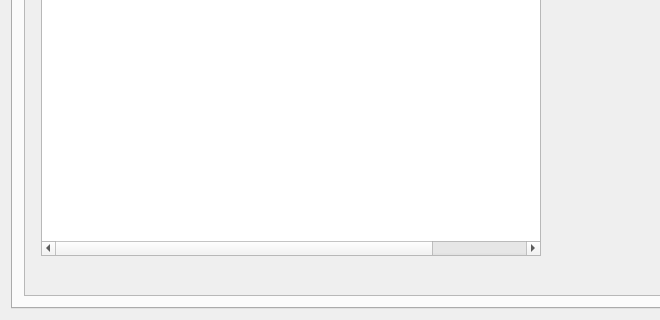
Qt form src/web-app/interestdata.ui (Aesylwinn/software-engineering) before a commit; both pictures show x 0 to 660 and y 558 to 878 of the 1309 by 878 pixel window.
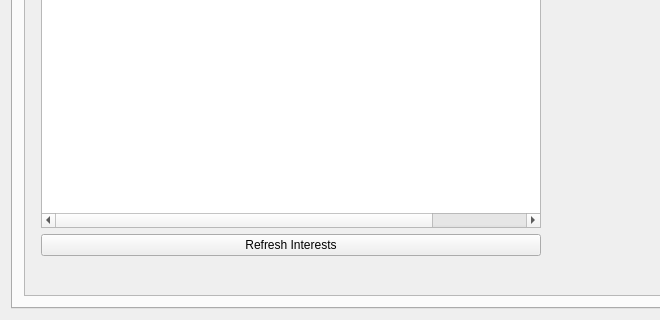
The same form after that commit. The open tabs and pages were chosen to show the change. Icons and pictures are not drawn.

What changed in the file:
```diff
--- a/src/web-app/interestdata.ui
+++ b/src/web-app/interestdata.ui
@@ -1091,8 +1091,8 @@
            <rect>
             <x>0</x>
             <y>0</y>
-            <width>1267</width>
-            <height>813</height>
+            <width>1242</width>
+            <height>817</height>
            </rect>
           </property>
           <layout class="QGridLayout" name="gridLayout_4">
@@ -1319,6 +1319,13 @@
                  </item>
                 </widget>
                </item>
+               <item>
+                <widget class="QPushButton" name="refreshInterests">
+                 <property name="text">
+                  <string>Refresh Interests</string>
+                 </property>
+                </widget>
+               </item>
               </layout>
              </item>
             </layout>
```
Left out of the diff: 32 changed lines with no effect on the pictures.
